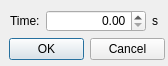
Old version of the form jumptimersettings.ui in the repository PotatoPopcorn/PlanktonScriptCue.
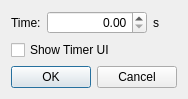
New version of the form.

```diff
--- a/jumptimersettings.ui
+++ b/jumptimersettings.ui
@@ -6,38 +6,15 @@
    <rect>
     <x>0</x>
     <y>0</y>
-    <width>168</width>
-    <height>66</height>
+    <width>174</width>
+    <height>92</height>
    </rect>
   </property>
   <property name="windowTitle">
    <string>Timer Settings</string>
   </property>
-  <widget class="QDialogButtonBox" name="buttonBox">
-   <property name="geometry">
-    <rect>
-     <x>9</x>
-     <y>38</y>
-     <width>156</width>
-     <height>23</height>
-    </rect>
-   </property>
-   <property name="orientation">
-    <enum>Qt::Horizontal</enum>
-   </property>
-   <property name="standardButtons">
-    <set>QDialogButtonBox::Cancel|QDialogButtonBox::Ok</set>
-   </property>
-  </widget>
-  <widget class="QWidget" name="layoutWidget">
-   <property name="geometry">
-    <rect>
-     <x>10</x>
-     <y>10</y>
-     <width>151</width>
-     <height>22</height>
-    </rect>
-   </property>
+  <layout class="QVBoxLayout" name="verticalLayout">
+   <item>
    <layout class="QHBoxLayout" name="horizontalLayout">
     <item>
      <widget class="QLabel" name="timeLabel">
@@ -70,7 +47,25 @@
      </widget>
     </item>
    </layout>
-  </widget>
+   </item>
+   <item>
+    <widget class="QCheckBox" name="showUIBox">
+     <property name="text">
+      <string>Show Timer UI</string>
+     </property>
+    </widget>
+   </item>
+   <item>
+    <widget class="QDialogButtonBox" name="buttonBox">
+     <property name="orientation">
+      <enum>Qt::Horizontal</enum>
+     </property>
+     <property name="standardButtons">
+      <set>QDialogButtonBox::Cancel|QDialogButtonBox::Ok</set>
+     </property>
+    </widget>
+   </item>
+  </layout>
  </widget>
  <resources/>
  <connections>
```
Lines whose indentation alone changed are shown as unchanged.
